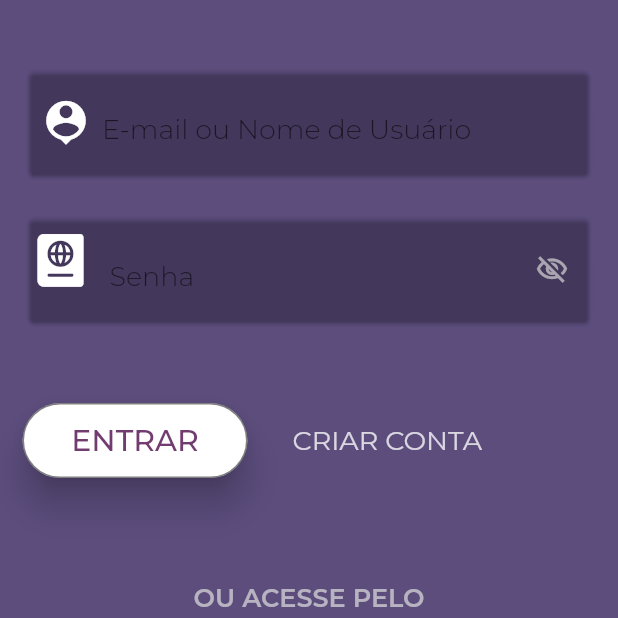
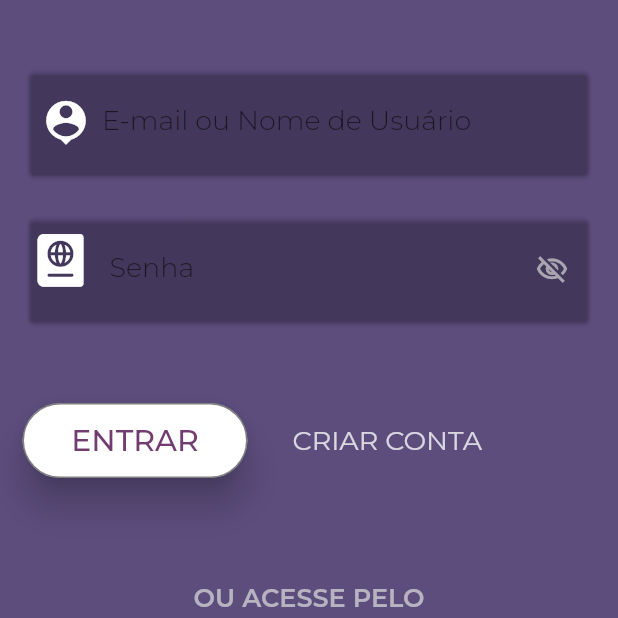
Before and after one commit to diegosilvaadv/flutterscreens_login, a Flutter app: the screen it shows after launch, on a phone screen of 412 x 824 dp, the part 326-944 px from its top. Run offline on Flutter 3.47's test engine with Material 2 defaults, Android fonts, the phone set to English and light mode, and no system bars; drawn by our look-alikes of auto_size_text; our stand-ins replace font_awesome_flutter, google_fonts, page_transition, timeago; missing offline and left inert: json_path.

Commit message:
Updating to latest FlutterFlow output.

```diff
--- a/lib/loginpage1/loginpage1_widget.dart
+++ b/lib/loginpage1/loginpage1_widget.dart
@@ -81,6 +81,7 @@ class _Loginpage1WidgetState extends State<Loginpage1Widget> {
                             controller: textController1,
                             obscureText: false,
                             decoration: InputDecoration(
+                              labelText: 'E-mail ou Nome de Usuário',
                               hintText: 'E-mail ou Nome de Usuário',
                               enabledBorder: UnderlineInputBorder(
                                 borderSide: BorderSide(
@@ -154,27 +155,10 @@ class _Loginpage1WidgetState extends State<Loginpage1Widget> {
                                 controller: textController2,
                                 obscureText: !passwordVisibility,
                                 decoration: InputDecoration(
+                                  labelText: 'Senha',
                                   hintText: 'Senha',
-                                  enabledBorder: UnderlineInputBorder(
-                                    borderSide: BorderSide(
-                                      color: Colors.transparent,
-                                      width: 1,
-                                    ),
-                                    borderRadius: const BorderRadius.only(
-                                      topLeft: Radius.circular(4.0),
-                                      topRight: Radius.circular(4.0),
-                                    ),
-                                  ),
-                                  focusedBorder: UnderlineInputBorder(
-                                    borderSide: BorderSide(
-                                      color: Colors.transparent,
-                                      width: 1,
-                                    ),
-                                    borderRadius: const BorderRadius.only(
-                                      topLeft: Radius.circular(4.0),
-                                      topRight: Radius.circular(4.0),
-                                    ),
-                                  ),
+                                  enabledBorder: InputBorder.none,
+                                  focusedBorder: InputBorder.none,
                                   prefixIcon: FaIcon(
                                     FontAwesomeIcons.passport,
                                     color: Colors.white,
```
